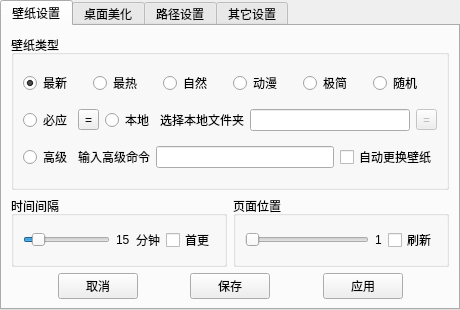
Old version of the form dialog.ui in the repository yjmthu/PySpeedBox.
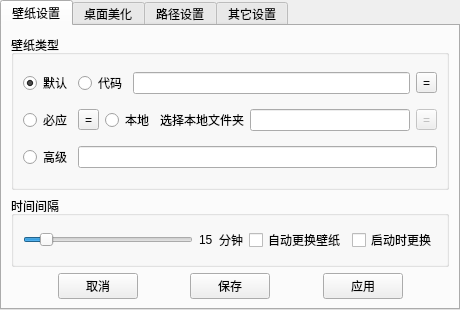
New version of the form. Icons and pictures are not drawn.

```diff
--- a/dialog.ui
+++ b/dialog.ui
@@ -70,65 +70,35 @@
           <item>
            <layout class="QHBoxLayout" name="horizontalLayout">
             <item>
-             <widget class="QRadioButton" name="rBtnNew">
-              <property name="toolTip">
-               <string>Wallhaven-Latest</string>
-              </property>
-              <property name="text">
-               <string>最新</string>
-              </property>
-              <property name="checked">
-               <bool>true</bool>
-              </property>
-             </widget>
-            </item>
-            <item>
-             <widget class="QRadioButton" name="rBtnHot">
-              <property name="toolTip">
-               <string>Wallhaven-Hot</string>
-              </property>
-              <property name="text">
-               <string>最热</string>
-              </property>
-             </widget>
-            </item>
-            <item>
-             <widget class="QRadioButton" name="rBtnNature">
-              <property name="toolTip">
-               <string>Wallhaven-Nature</string>
-              </property>
-              <property name="text">
-               <string>自然</string>
-              </property>
-             </widget>
-            </item>
-            <item>
-             <widget class="QRadioButton" name="rBtnAnime">
-              <property name="toolTip">
-               <string>Wallhaven-Anime</string>
-              </property>
-              <property name="text">
-               <string>动漫</string>
-              </property>
-             </widget>
-            </item>
-            <item>
-             <widget class="QRadioButton" name="rBtnSimple">
-              <property name="toolTip">
-               <string>Wallhaven-Minimalism</string>
-              </property>
-              <property name="text">
-               <string>极简</string>
-              </property>
-             </widget>
-            </item>
-            <item>
-             <widget class="QRadioButton" name="rBtnRandom">
+             <widget class="QRadioButton" name="rBtnDefault">
               <property name="toolTip">
                <string>来自Unsplash的精彩图片</string>
               </property>
               <property name="text">
-               <string>随机</string>
+               <string>默认</string>
+              </property>
+              <property name="checked">
+               <bool>true</bool>
+              </property>
+             </widget>
+            </item>
+            <item>
+             <widget class="QRadioButton" name="rBtnCode">
+              <property name="toolTip">
+               <string>自定义代码</string>
+              </property>
+              <property name="text">
+               <string>代码</string>
+              </property>
+             </widget>
+            </item>
+            <item>
+             <widget class="QLineEdit" name="lineEdit_2"/>
+            </item>
+            <item>
+             <widget class="QToolButton" name="toolButton">
+              <property name="text">
+               <string>=</string>
               </property>
              </widget>
             </item>
@@ -216,13 +186,6 @@
               </property>
              </widget>
             </item>
-            <item>
-             <widget class="QLabel" name="label_8">
-              <property name="text">
-               <string>输入高级命令</string>
-              </property>
-             </widget>
-            </item>
             <item>
              <widget class="QLineEdit" name="usrCmd">
               <property name="toolTip">
@@ -230,19 +193,6 @@
               </property>
              </widget>
             </item>
-            <item>
-             <widget class="QCheckBox" name="chkEnableChangePaper">
-              <property name="cursor">
-               <cursorShape>PointingHandCursor</cursorShape>
-              </property>
-              <property name="toolTip">
-               <string>是否启用后台自动更换</string>
-              </property>
-              <property name="text">
-               <string>自动更换壁纸</string>
-              </property>
-             </widget>
-            </item>
            </layout>
           </item>
          </layout>
@@ -304,13 +254,26 @@
               </property>
              </widget>
             </item>
+            <item>
+             <widget class="QCheckBox" name="chkEnableChangePaper">
+              <property name="cursor">
+               <cursorShape>PointingHandCursor</cursorShape>
+              </property>
+              <property name="toolTip">
+               <string>是否启用后台自动更换</string>
+              </property>
+              <property name="text">
+               <string>自动更换壁纸</string>
+              </property>
+             </widget>
+            </item>
             <item>
              <widget class="QCheckBox" name="checkBox_3">
               <property name="toolTip">
                <string>软件启动刚时更换一次壁纸，即使没有勾选自动更换壁纸也有效。</string>
               </property>
               <property name="text">
-               <string>首更</string>
+               <string>启动时更换</string>
               </property>
               <property name="checked">
                <bool>false</bool>
@@ -320,60 +283,6 @@
            </layout>
           </widget>
          </item>
-         <item>
-          <widget class="QGroupBox" name="groupBox_10">
-           <property name="toolTip">
-            <string>Wallhaven壁纸的页面位置</string>
-           </property>
-           <property name="title">
-            <string>页面位置</string>
-           </property>
-           <layout class="QHBoxLayout" name="horizontalLayout_7">
-            <item>
-             <widget class="QSlider" name="sLdPageNum">
-              <property name="cursor">
-               <cursorShape>PointingHandCursor</cursorShape>
-              </property>
-              <property name="toolTip">
-               <string>每页有120张不同壁纸，无需频繁更换。</string>
-              </property>
-              <property name="minimum">
-               <number>1</number>
-              </property>
-              <property name="maximum">
-               <number>15</number>
-              </property>
-              <property name="pageStep">
-               <number>2</number>
-              </property>
-              <property name="value">
-               <number>1</number>
-              </property>
-              <property name="orientation">
-               <enum>Qt::Horizontal</enum>
-              </property>
-             </widget>
-            </item>
-            <item>
-             <widget class="QLabel" name="label_2">
-              <property name="text">
-               <string>1</string>
-              </property>
-             </widget>
-            </item>
-            <item>
-             <widget class="QCheckBox" name="checkBox_2">
-              <property name="toolTip">
-               <string>刷新图片链接文件（不要频繁勾选）</string>
-              </property>
-              <property name="text">
-               <string>刷新</string>
-              </property>
-             </widget>
-            </item>
-           </layout>
-          </widget>
-         </item>
         </layout>
        </item>
        <item>
```
Left out of the diff: 146 changed lines with no effect on the pictures.
